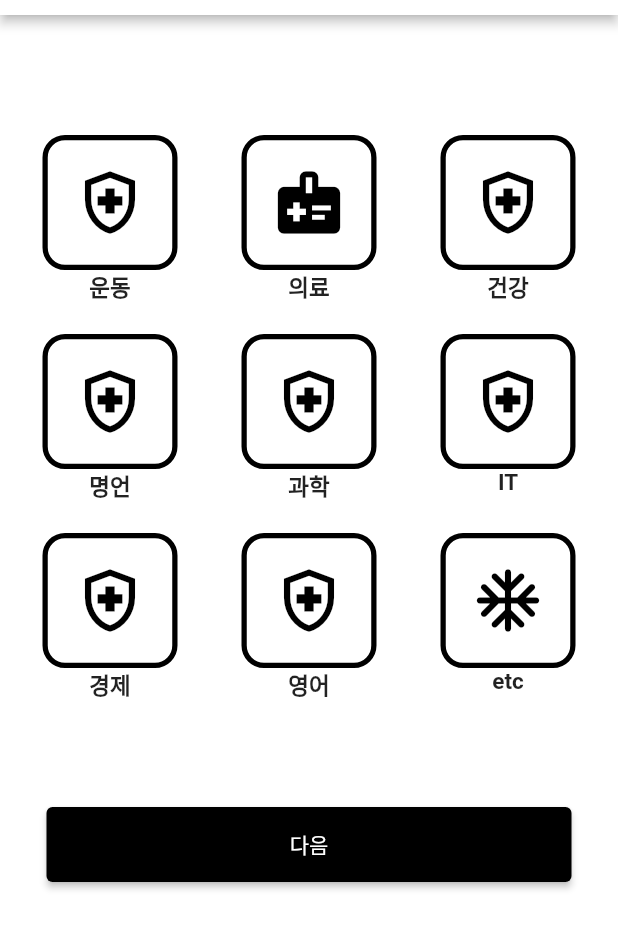
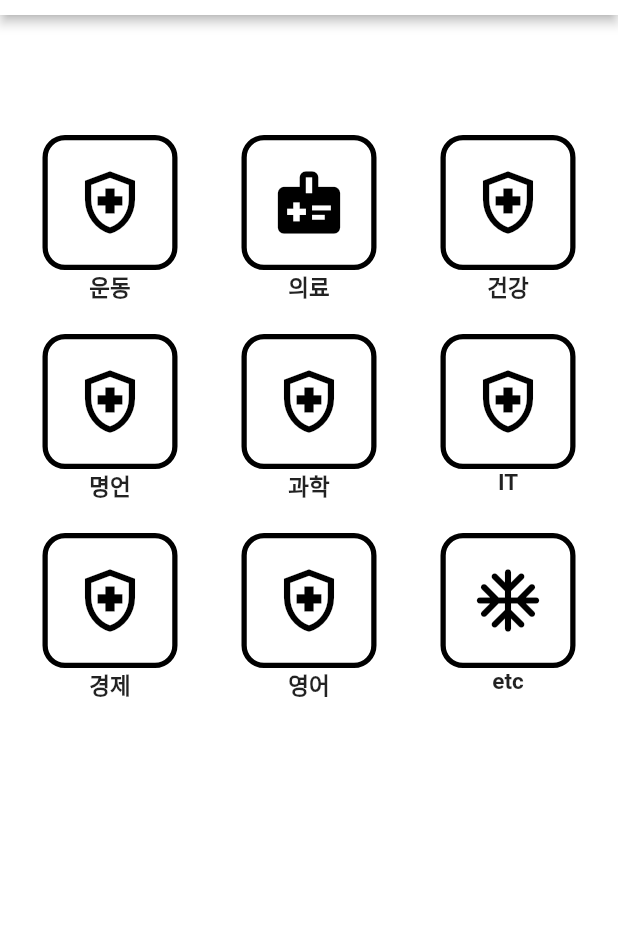
Before and after one commit to dlswns2480/HARU, a Flutter app: the CategorySelect screen opened directly, on a phone screen of 412 x 824 dp, the part 69-1019 px from its top. Run offline on Flutter 3.47's test engine with Material 2 defaults, Android fonts, the light colour scheme and no system bars.

Commit message:
홈화면을 통한 카테고리 화면에서 다음버튼 삭제

```diff
--- a/haru/lib/screens/category_screen.dart
+++ b/haru/lib/screens/category_screen.dart
@@ -127,22 +127,9 @@ class _CategorySelectState extends State<CategorySelect> {
               const SizedBox(
                 height: 50,
               ),
-              SizedBox(
+              const SizedBox(
                 width: 350,
                 height: 50,
-                child: ElevatedButton(
-                  onPressed: () {
-                    Navigator.push(
-                      context,
-                      MaterialPageRoute(
-                          builder: (context) => const InitialAlarm()),
-                    );
-                  },
-                  style: ButtonStyle(
-                    backgroundColor: MaterialStateProperty.all(Colors.black),
-                  ),
-                  child: const Text('다음'),
-                ),
               ),
             ],
           ),
```
